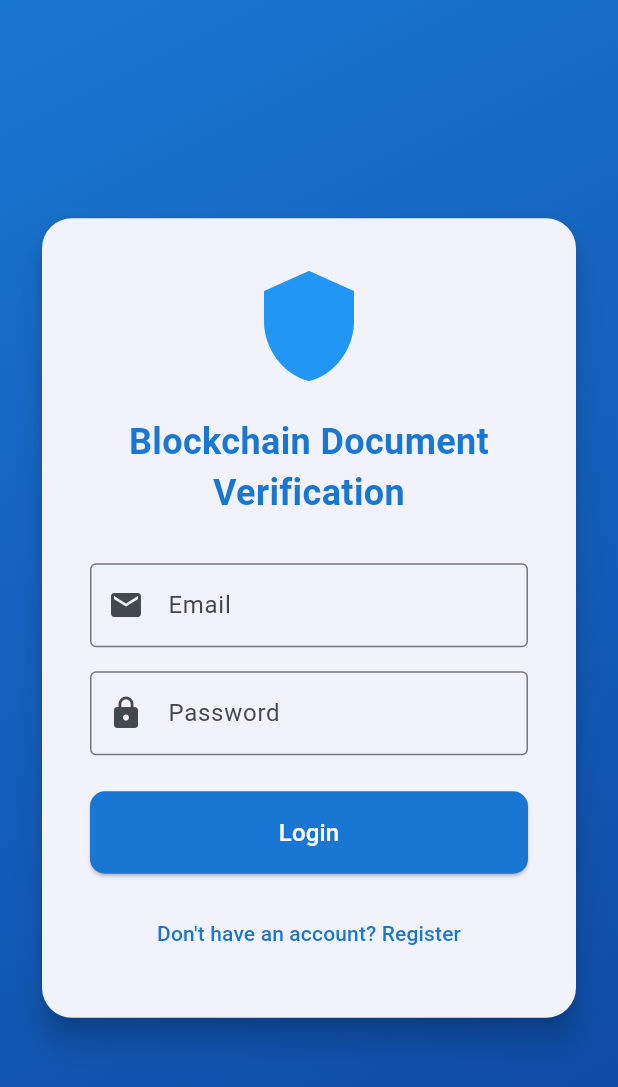
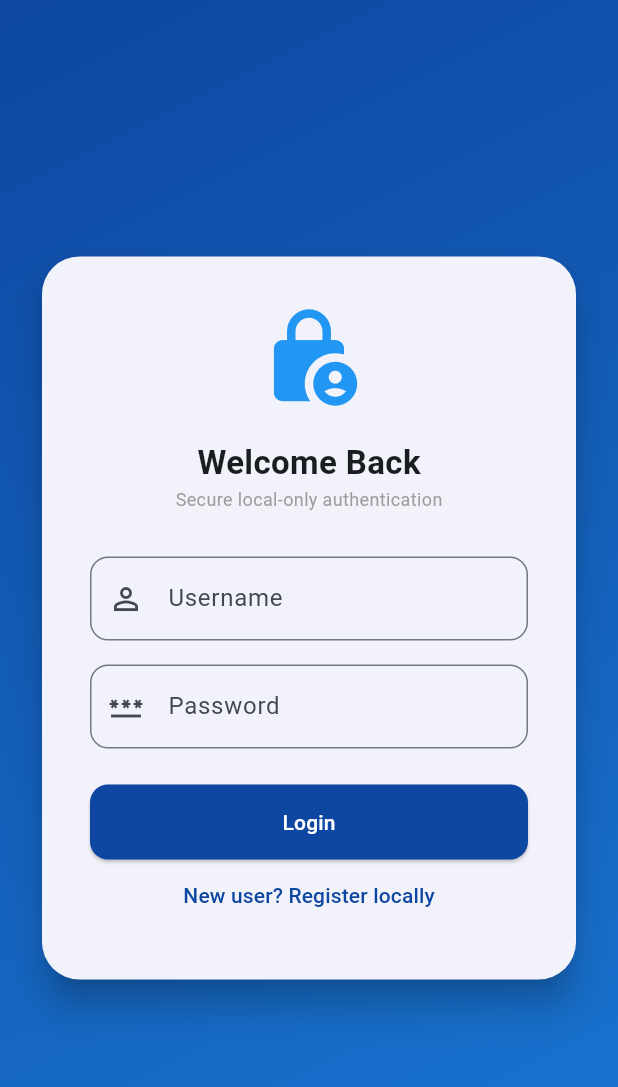
Before and after one commit to madaxe05/blockchain-document-verification, a Flutter app: the screen it shows after launch, on a phone screen of 412 x 824 dp. Shown: the top 1087 px of the screen. Run offline on Flutter 3.47's test engine with Material 3 defaults, Android fonts, the phone set to English and light mode, and no system bars; our stand-ins replace file_picker, flutter_secure_storage, open_file, qr_flutter, share_plus; missing offline and left inert: encrypt; accounts and stored records are empty.

Commit message:
refactor: replace Firebase services with local authentication and storage, and add uuid dependency.

```diff
--- a/flutter_app/lib/main.dart
+++ b/flutter_app/lib/main.dart
@@ -1,27 +1,20 @@
 import 'package:flutter/material.dart';
-import 'package:firebase_core/firebase_core.dart';
+import 'services/auth_service.dart';
 import 'pages/auth_page.dart';
-// ignore: uri_does_not_exist
-import 'firebase_options.dart'; // This file is generated by flutterfire configure
-
-import 'package:firebase_auth/firebase_auth.dart';
 import 'pages/home_page.dart';
 
 void main() async {
   WidgetsFlutterBinding.ensureInitialized();
-  try {
-    await Firebase.initializeApp(
-      options: DefaultFirebaseOptions.currentPlatform,
-    );
-  } catch (e) {
-    debugPrint("Firebase init warning: $e");
-  }
 
-  runApp(const BlockchainDocumentApp());
+  // Check local auth status (Login Persistence)
+  final isLoggedIn = await AuthService.checkAuthStatus();
+
+  runApp(BlockchainDocumentApp(isLoggedIn: isLoggedIn));
 }
 
 class BlockchainDocumentApp extends StatelessWidget {
-  const BlockchainDocumentApp({super.key});
+  final bool isLoggedIn;
+  const BlockchainDocumentApp({super.key, required this.isLoggedIn});
 
   @override
   Widget build(BuildContext context) {
@@ -30,23 +23,13 @@ class BlockchainDocumentApp extends StatelessWidget {
       theme: ThemeData(
         colorScheme: ColorScheme.fromSeed(
           seedColor: Colors.blue,
-          primary: Colors.blue[700],
-          secondary: Colors.blue[900],
+          primary: Colors.blue[900],
+          secondary: Colors.blue[700],
         ),
         useMaterial3: true,
       ),
-      home: StreamBuilder<User?>(
-        stream: FirebaseAuth.instance.authStateChanges(),
-        builder: (context, snapshot) {
-          if (snapshot.connectionState == ConnectionState.waiting) {
-            return const Scaffold(body: Center(child: CircularProgressIndicator()));
-          }
-          if (snapshot.hasData) {
-            return const HomePage();
-          }
-          return const AuthPage();
-        },
-      ),
+      // Use local session for home screen
+      home: isLoggedIn ? const HomePage() : const AuthPage(),
       debugShowCheckedModeBanner: false,
     );
   }
--- a/flutter_app/lib/models/document.dart
+++ b/flutter_app/lib/models/document.dart
@@ -4,7 +4,7 @@ class Document {
   final String name; // Document file name
   final String type; // File type/extension
   final String owner; // Owner name
-  final String ownerEmail; // Owner email
+  final String ownerAddress; // Owner blockchain address
   final DateTime uploadDate; // When document was uploaded
   final String originalHash; // SHA-256 hash of original document
   final String localPath; // Local path to the encrypted file
@@ -16,7 +16,7 @@ class Document {
     required this.name,
     required this.type,
     required this.owner,
-    required this.ownerEmail,
+    required this.ownerAddress,
     required this.uploadDate,
     required this.originalHash,
     required this.localPath,
--- a/flutter_app/lib/pages/auth_page.dart
+++ b/flutter_app/lib/pages/auth_page.dart
@@ -1,9 +1,7 @@
-import 'package:flutter/foundation.dart';
 import 'package:flutter/material.dart';
 import '../services/auth_service.dart';
 import 'home_page.dart';
 
-/// Authentication Page - Login and Registration
 class AuthPage extends StatefulWidget {
   const AuthPage({super.key});
 
@@ -15,76 +13,57 @@ class _AuthPageState extends State<AuthPage> {
   bool _isLogin = true;
   bool _isLoading = false;
 
-  final _nameController = TextEditingController();
-  final _emailController = TextEditingController();
+  final _usernameController = TextEditingController();
   final _passwordController = TextEditingController();
 
   @override
-  void initState() {
-    super.initState();
-    _checkLoginStatus();
-  }
-
-  /// Check if user is already logged in
-  Future<void> _checkLoginStatus() async {
-    try {
-      final isLoggedIn = await AuthService.isLoggedIn();
-      if (isLoggedIn && mounted) {
-        Navigator.pushReplacement(
-          context,
-          MaterialPageRoute(builder: (context) => const HomePage()),
-        );
-      }
-    } catch (e) {
-      if (kDebugMode) {
-        print('Auth Check Error: $e');
-      }
-    }
-  }
-
-  @override
   void dispose() {
-    _nameController.dispose();
-    _emailController.dispose();
+    _usernameController.dispose();
     _passwordController.dispose();
     super.dispose();
   }
 
-  /// Handle login or registration
   Future<void> _handleAuth() async {
+    final username = _usernameController.text.trim();
+    final password = _passwordController.text.trim();
+
+    if (username.isEmpty || password.isEmpty) {
+      _showSnackBar('Please fill in all fields');
+      return;
+    }
+
     setState(() => _isLoading = true);
 
     bool success;
     if (_isLogin) {
-      success = await AuthService.login(
-        _emailController.text.trim(),
-        _passwordController.text.trim(),
-      );
+      success = await AuthService.login(username, password);
     } else {
-      success = await AuthService.register(
-        _nameController.text.trim(),
-        _emailController.text.trim(),
-        _passwordController.text.trim(),
-      );
+      success = await AuthService.register(username, password);
+      if (success) {
+        _isLogin = true;
+        _showSnackBar('Registration successful! Please login.', isError: false);
+      }
     }
 
     setState(() => _isLoading = false);
 
-    if (success && mounted) {
+    if (success && _isLogin && mounted) {
       Navigator.pushReplacement(
         context,
         MaterialPageRoute(builder: (context) => const HomePage()),
       );
-    } else {
-      if (mounted) {
-        ScaffoldMessenger.of(context).showSnackBar(
-          SnackBar(
-            content: Text(_isLogin ? 'Login failed' : 'Registration failed'),
-            backgroundColor: Colors.red,
-          ),
-        );
-      }
+    } else if (!success && mounted) {
+      _showSnackBar(_isLogin ? 'Login failed: Invalid credentials' : 'Registration failed: User may already exist');
     }
+  }
+
+  void _showSnackBar(String message, {bool isError = true}) {
+    ScaffoldMessenger.of(context).showSnackBar(
+      SnackBar(
+        content: Text(message),
+        backgroundColor: isError ? Colors.red : Colors.green,
+      ),
+    );
   }
 
   @override
@@ -95,7 +74,7 @@ class _AuthPageState extends State<AuthPage> {
           gradient: LinearGradient(
             begin: Alignment.topLeft,
             end: Alignment.bottomRight,
-            colors: [Colors.blue[700]!, Colors.blue[900]!],
+            colors: [Colors.blue[900]!, Colors.blue[700]!],
           ),
         ),
         child: SafeArea(
@@ -103,104 +82,65 @@ class _AuthPageState extends State<AuthPage> {
             child: SingleChildScrollView(
               padding: const EdgeInsets.all(24),
               child: Card(
-                elevation: 8,
-                shape: RoundedRectangleBorder(
-                  borderRadius: BorderRadius.circular(20),
-                ),
+                elevation: 10,
+                shape: RoundedRectangleBorder(borderRadius: BorderRadius.circular(25)),
                 child: Padding(
                   padding: const EdgeInsets.all(32),
                   child: Column(
                     mainAxisSize: MainAxisSize.min,
                     children: [
-                      const Icon(Icons.shield, size: 80, color: Colors.blue),
+                      const Icon(Icons.lock_person, size: 70, color: Colors.blue),
                       const SizedBox(height: 20),
                       Text(
-                        'Blockchain Document\nVerification',
-                        textAlign: TextAlign.center,
-                        style: TextStyle(
-                          fontSize: 24,
-                          fontWeight: FontWeight.bold,
-                          color: Colors.blue[700],
-                        ),
+                        _isLogin ? 'Welcome Back' : 'Create Local Account',
+                        style: const TextStyle(fontSize: 22, fontWeight: FontWeight.bold),
+                      ),
+                      const Text(
+                        'Secure local-only authentication',
+                        style: TextStyle(color: Colors.grey, fontSize: 12),
                       ),
                       const SizedBox(height: 30),
 
-                      // Show name field only for registration
-                      if (!_isLogin)
-                        TextField(
-                          controller: _nameController,
-                          decoration: const InputDecoration(
-                            labelText: 'Full Name',
-                            prefixIcon: Icon(Icons.person),
-                            border: OutlineInputBorder(),
-                          ),
+                      TextField(
+                        controller: _usernameController,
+                        decoration: const InputDecoration(
+                          labelText: 'Username',
+                          prefixIcon: Icon(Icons.person_outline),
+                          border: OutlineInputBorder(borderRadius: BorderRadius.all(Radius.circular(12))),
                         ),
-                      if (!_isLogin) const SizedBox(height: 16),
-
-                      // Email field
-                      TextField(
-                        controller: _emailController,
-                        decoration: const InputDecoration(
-                          labelText: 'Email',
-                          prefixIcon: Icon(Icons.email),
-                          border: OutlineInputBorder(),
-                        ),
-                        keyboardType: TextInputType.emailAddress,
                       ),
                       const SizedBox(height: 16),
 
-                      // Password field
                       TextField(
                         controller: _passwordController,
                         decoration: const InputDecoration(
                           labelText: 'Password',
-                          prefixIcon: Icon(Icons.lock),
-                          border: OutlineInputBorder(),
+                          prefixIcon: Icon(Icons.password_outlined),
+                          border: OutlineInputBorder(borderRadius: BorderRadius.all(Radius.circular(12))),
                         ),
                         obscureText: true,
                       ),
                       const SizedBox(height: 24),
 
-                      // Login/Register button
                       SizedBox(
                         width: double.infinity,
+                        height: 50,
                         child: ElevatedButton(
                           onPressed: _isLoading ? null : _handleAuth,
                           style: ElevatedButton.styleFrom(
-                            padding: const EdgeInsets.all(16),
-                            backgroundColor: Colors.blue[700],
+                            backgroundColor: Colors.blue[900],
                             foregroundColor: Colors.white,
-                            shape: RoundedRectangleBorder(
-                              borderRadius: BorderRadius.circular(10),
-                            ),
+                            shape: RoundedRectangleBorder(borderRadius: BorderRadius.circular(12)),
                           ),
                           child: _isLoading
-                              ? const SizedBox(
-                                  height: 20,
-                                  width: 20,
-                                  child: CircularProgressIndicator(
-                                    strokeWidth: 2,
-                                    color: Colors.white,
-                                  ),
-                                )
-                              : Text(
-                                  _isLogin ? 'Login' : 'Register',
-                                  style: const TextStyle(fontSize: 16),
-                                ),
+                              ? const CircularProgressIndicator(color: Colors.white)
+                              : Text(_isLogin ? 'Login' : 'Register'),
                         ),
                       ),
-                      const SizedBox(height: 16),
 
-                      // Toggle between login and register
                       TextButton(
-                        onPressed: () {
-                          setState(() => _isLogin = !_isLogin);
-                        },
-                        child: Text(
-                          _isLogin
-                              ? 'Don\'t have an account? Register'
-                              : 'Already have an account? Login',
-                        ),
+                        onPressed: () => setState(() => _isLogin = !_isLogin),
+                        child: Text(_isLogin ? 'New user? Register locally' : 'Already have an account? Login'),
                       ),
                     ],
                   ),
--- a/flutter_app/lib/services/auth_service.dart
+++ b/flutter_app/lib/services/auth_service.dart
@@ -1,78 +1,103 @@
-import 'package:firebase_auth/firebase_auth.dart';
-import 'package:flutter/foundation.dart';
+import 'dart:convert';
+import 'package:flutter_secure_storage/flutter_secure_storage.dart';
+import 'package:crypto/crypto.dart';
+import 'package:uuid/uuid.dart';
 
-/// Authentication Service - Handles user login, registration, and session using Firebase Auth
+class LocalUser {
+  final String username;
+  final String passwordHash;
+  final String blockchainAddress;
+
+  LocalUser({
+    required this.username,
+    required this.passwordHash,
+    required this.blockchainAddress,
+  });
+
+  Map<String, dynamic> toJson() => {
+    'username': username,
+    'passwordHash': passwordHash,
+    'blockchainAddress': blockchainAddress,
+  };
+
+  factory LocalUser.fromJson(Map<String, dynamic> json) => LocalUser(
+    username: json['username'],
+    passwordHash: json['passwordHash'],
+    blockchainAddress: json['blockchainAddress'],
+  );
+}
+
 class AuthService {
-  static FirebaseAuth get _auth {
-    try {
-      return FirebaseAuth.instance;
-    } catch (e) {
-      throw Exception("Firebase not initialized. Run 'flutterfire configure'.");
-    }
+  static const _storage = FlutterSecureStorage();
+  static const _usersKey = 'local_users_db';
+  static const _sessionKey = 'active_session_username';
+
+  static LocalUser? _currentUser;
+
+  /// Register a new user locally
+  static Future<bool> register(String username, String password) async {
+    final users = await _loadUsers();
+    if (users.containsKey(username)) return false;
+
+    // Password Hashing
+    final passwordHash = sha256.convert(utf8.encode(password)).toString();
+
+    // Assign a mock Blockchain Address (Ethereum style)
+    final address = '0x${const Uuid().v4().replaceAll('-', '').substring(0, 40)}';
+
+    final newUser = LocalUser(
+      username: username,
+      passwordHash: passwordHash,
+      blockchainAddress: address,
+    );
+
+    users[username] = newUser.toJson();
+    await _storage.write(key: _usersKey, value: jsonEncode(users));
+    return true;
   }
 
-  /// Login user with email and password
-  static Future<bool> login(String email, String password) async {
-    try {
-      await _auth.signInWithEmailAndPassword(
-        email: email,
-        password: password,
-      );
+  /// Login locally
+  static Future<bool> login(String username, String password) async {
+    final users = await _loadUsers();
+    if (!users.containsKey(username)) return false;
+
+    final user = LocalUser.fromJson(users[username]);
+    final hashToCompare = sha256.convert(utf8.encode(password)).toString();
+
+    if (user.passwordHash == hashToCompare) {
+      _currentUser = user;
+      await _storage.write(key: _sessionKey, value: username);
       return true;
-    } catch (e) {
-      if (kDebugMode) {
-        print('Login Error: $e');
-      }
-      return false;
     }
+    return false;
   }
 
-  /// Register new user
-  static Future<bool> register(
-    String name,
-    String email,
-    String password,
-  ) async {
-    try {
-      UserCredential userCredential = await _auth.createUserWithEmailAndPassword(
-        email: email,
-        password: password,
-      );
-
-      // Update display name
-      await userCredential.user?.updateDisplayName(name);
-
-      return true;
-    } catch (e) {
-      if (kDebugMode) {
-        print('Registration Error: $e');
-      }
-      return false;
-    }
+  /// Logout
+  static Future<void> logout() async {
+    _currentUser = null;
+    await _storage.delete(key: _sessionKey);
   }
 
-  /// Logout current user
-  static Future<void> logout() async {
-    await _auth.signOut();
+  /// Check for active session on app startup
+  static Future<bool> checkAuthStatus() async {
+    final username = await _storage.read(key: _sessionKey);
+    if (username != null) {
+      final users = await _loadUsers();
+      if (users.containsKey(username)) {
+        _currentUser = LocalUser.fromJson(users[username]);
+        return true;
+      }
+    }
+    return false;
   }
 
-  /// Get current logged-in user name
-  static String? getCurrentUser() {
-    return _auth.currentUser?.displayName ?? _auth.currentUser?.email?.split('@')[0];
+  static String? getCurrentUser() => _currentUser?.username;
+  static String? getCurrentAddress() => _currentUser?.blockchainAddress;
+
+  // Helper to load users from secure storage
+  static Future<Map<String, dynamic>> _loadUsers() async {
+    final data = await _storage.read(key: _usersKey);
+    if (data == null) return {};
+    return jsonDecode(data);
   }
-
-  /// Get current logged-in user email
-  static String? getCurrentUserEmail() {
-    return _auth.currentUser?.email;
-  }
-
-  /// Check if user is logged in
-  static Future<bool> isLoggedIn() async {
-     // Reload user to get latest status (e.g. if disabled)
-    await _auth.currentUser?.reload();
-    return _auth.currentUser != null;
-  }
-
-  /// Get current user object
-  static User? get user => _auth.currentUser;
 }
--- a/flutter_app/pubspec.yaml
+++ b/flutter_app/pubspec.yaml
@@ -34,9 +34,6 @@ dependencies:
   # The following adds the Cupertino Icons font to your application.
   # Use with the CupertinoIcons class for iOS style icons.
   cupertino_icons: ^1.0.8
-  firebase_core: ^4.4.0
-  firebase_auth: ^6.1.4
-  cloud_firestore: ^6.1.2
   provider: ^6.1.5+1
   http: ^1.6.0
   file_picker: ^10.3.8
@@ -44,7 +41,6 @@ dependencies:
   shared_preferences: ^2.5.4
   crypto: ^3.0.7
   intl: ^0.20.2
-  firebase_storage: ^13.0.6
   encrypt: ^5.0.3
   web3dart: ^2.7.3
   flutter_secure_storage: ^10.0.0
@@ -52,6 +48,7 @@ dependencies:
   path_provider: ^2.1.5
   share_plus: ^12.0.1
   dotted_border: ^3.1.0
+  uuid: ^4.5.2
 
 dev_dependencies:
   flutter_test:
```
Also changed, not shown: flutter_app/lib/pages/home_page.dart (+35 -34 lines), flutter_app/lib/services/blockchain_service.dart (+63 -81 lines), flutter_app/lib/services/local_storage_service.dart (+5 -6 lines), flutter_app/lib/firebase_options.dart (deleted), flutter_app/pubspec.lock, 6 other files.
